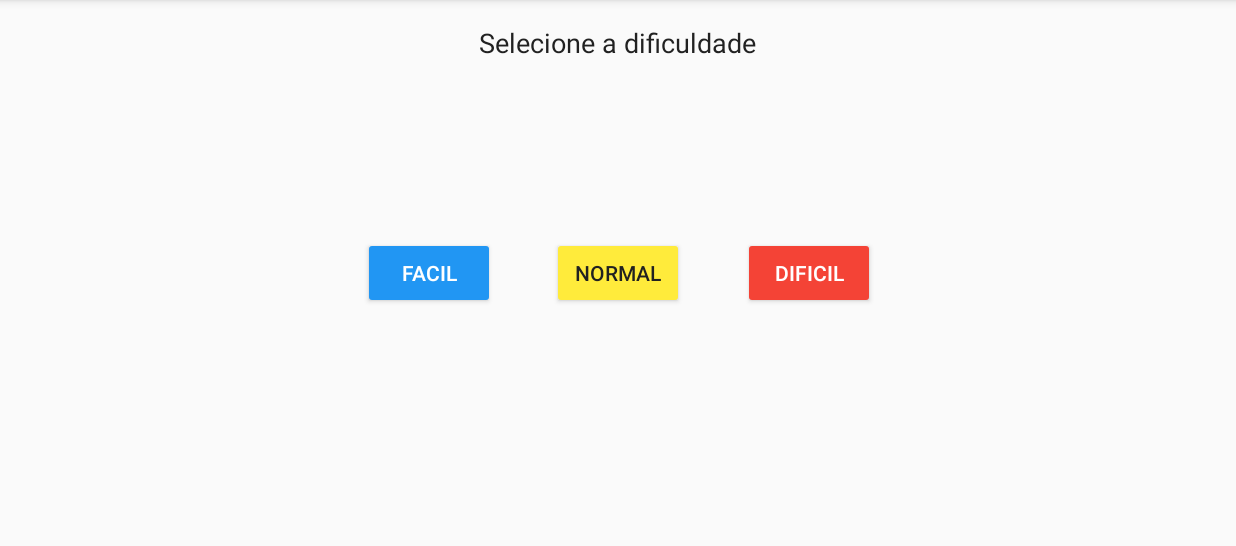
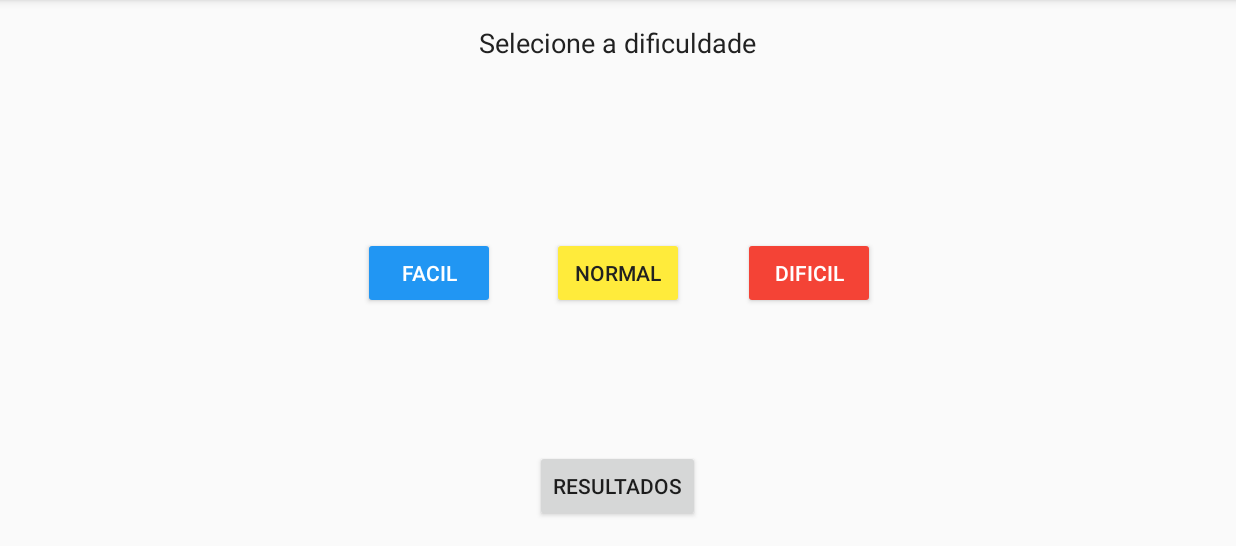
Before and after one commit to GuilhermeAgunzo/MyQuiz, an Android app: the screen it shows after launch (MainActivity), on a phone screen of 824 x 412 dp (held sideways), the part 72-618 px from its top. Run offline under Robolectric (Android 15) with nearby library versions, the phone set to English and light mode, and no system bars.

Commit message:
Acrescentando tela de resultados

```diff
--- a/app/src/main/AndroidManifest.xml
+++ b/app/src/main/AndroidManifest.xml
@@ -20,8 +20,10 @@
         <activity
             android:name=".TestActivity"
             android:screenOrientation="landscape" />
-        <activity android:name=".ResultActivity"
-            android:screenOrientation="landscape"></activity>
+        <activity
+            android:name=".ResultActivity"
+            android:screenOrientation="landscape" />
+        <activity android:name=".ListActivity"></activity>
     </application>
 
 </manifest>
--- a/app/src/main/java/com/example/guilh/myquiz/MainActivity.java
+++ b/app/src/main/java/com/example/guilh/myquiz/MainActivity.java
@@ -22,7 +22,7 @@ public class MainActivity extends AppCompatActivity {
         Button btn = (Button) findViewById(R.id.button);
         Button btn2 = (Button) findViewById(R.id.button2);
         Button btn3 = (Button) findViewById(R.id.button3);
-
+        Button btn4 = (Button) findViewById(R.id.button7);
         //Pega o clique dos botões e dependendo de qual for clicado é definida a quantidade de perguntas
         btn.setOnClickListener(new View.OnClickListener(){
             @Override
@@ -50,6 +50,14 @@ public class MainActivity extends AppCompatActivity {
                 startActivity(i);
             }
         });
+
+        btn4.setOnClickListener(new View.OnClickListener(){
+            @Override
+            public void onClick(View view){
+                Intent i = new Intent(getApplicationContext(),ListActivity.class);
+                startActivity(i);
+            }
+        });
     }
 
 }
--- a/app/src/main/java/com/example/guilh/myquiz/ResultActivity.java
+++ b/app/src/main/java/com/example/guilh/myquiz/ResultActivity.java
@@ -35,7 +35,7 @@ public class ResultActivity extends AppCompatActivity {
         TextView points = (TextView) findViewById(R.id.textView10);
         points.setText("R$ " + Integer.toString(score));
 
-        //addResult(score);
+        addResult(score);
 
         //ListView listView = (ListView) findViewById(R.id.listView);
 
@@ -66,6 +66,7 @@ public class ResultActivity extends AppCompatActivity {
 
             String data_completa = dateFormat.format(data_atual);
 
+            Control.getResults().add(data_completa + " - " + Integer.toString(score));
             //results.add(data_completa + " - " + Integer.toString(score));
 
         }
--- a/app/src/main/res/layout/activity_main.xml
+++ b/app/src/main/res/layout/activity_main.xml
@@ -55,4 +55,12 @@
         android:textColor="#212121"
         />
 
+    <Button
+        android:layout_width="wrap_content"
+        android:layout_height="wrap_content"
+        android:text="Resultados"
+        android:id="@+id/button7"
+        android:layout_alignParentBottom="true"
+        android:layout_centerHorizontal="true" />
+
 </RelativeLayout>
```
Also changed, not shown: app/src/main/java/com/example/guilh/myquiz/Control.java (+14 -0 lines), app/src/main/java/com/example/guilh/myquiz/ListActivity.java (added, +25 -0 lines), app/src/main/res/layout/activity_list.xml (added, +18 -0 lines).
